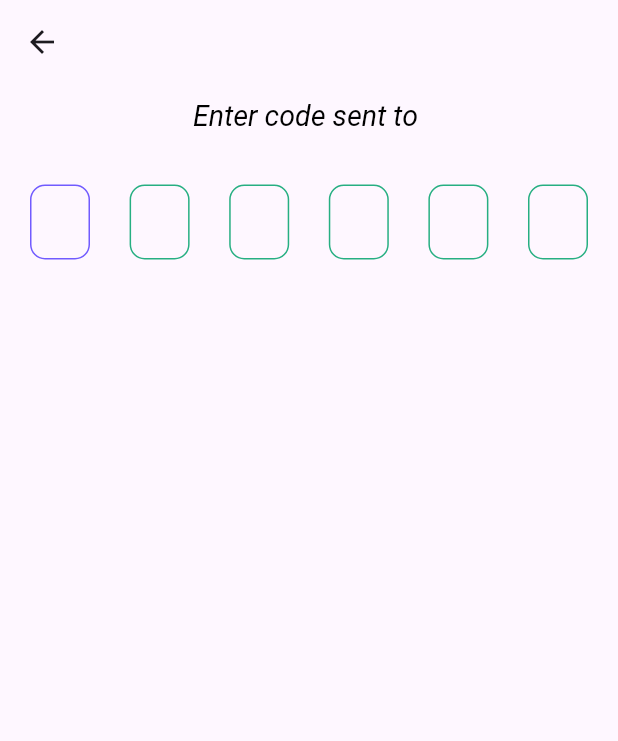
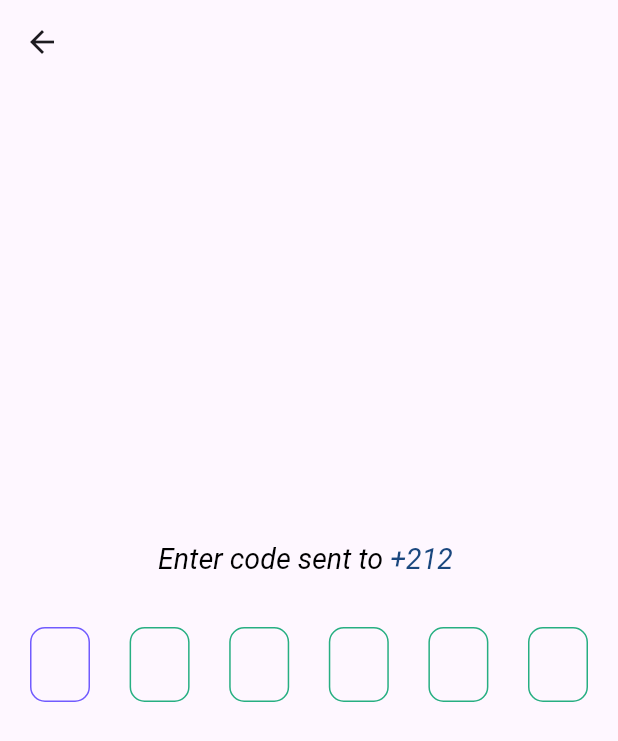
Before and after one commit to souhaibzarai/manipulate_maps, a Flutter app: the OTPScreen screen opened directly with empty values, on a phone screen of 412 x 824 dp. Shown: the top 741 px of the screen. Run offline on Flutter 3.47's test engine with Material 3 defaults, Android fonts, the phone set to English and light mode, and no system bars; drawn by our look-alikes of pin_code_fields; our stand-ins replace firebase_auth, firebase_core, flutter_bloc, transparent_image; accounts and stored records are empty; network calls fail.

Commit message:
finished otp screen logic | need work on maps now

```diff
--- a/lib/app_router.dart
+++ b/lib/app_router.dart
@@ -28,6 +28,7 @@ class AppRouter {
         return MaterialPageRoute(
           builder: (context) => BlocProvider<PhoneAuthCubit>.value(
             value: phoneAuthCubit!,
+            // TODO: back changes
             child: OTPScreen(phoneNumber: phoneNumber!),
           ),
         );
--- a/lib/presentation/screens/otp_screen.dart
+++ b/lib/presentation/screens/otp_screen.dart
@@ -67,14 +67,29 @@ class OTPScreen extends StatelessWidget {
     );
   }
 
+  void verifyOTP(String codeOTP, context) {
+    showProgressIndicator(context);
+    BlocProvider.of<PhoneAuthCubit>(context).submitOTP(codeOTP);
+  }
+
+  String get kPhoneNumber {
+    String phoneNumber = this.phoneNumber;
+    if (phoneNumber.length >= 10 && phoneNumber.startsWith('0')) {
+      phoneNumber = phoneNumber.substring(1);
+    }
+    return phoneNumber;
+  }
+
   @override
   Widget build(BuildContext context) {
     return SafeArea(
       child: Scaffold(
         appBar: AppBar(),
-        body: Container(
+        body: Center(
+          child: Container(
             margin: EdgeInsets.symmetric(horizontal: 20, vertical: 10),
             child: Column(
+              mainAxisAlignment: MainAxisAlignment.center,
               children: [
                 RichText(
                   text: TextSpan(
@@ -86,7 +101,7 @@ class OTPScreen extends StatelessWidget {
                       ),
                       children: [
                         TextSpan(
-                        text: phoneNumber.toString(),
+                          text: '+212 $kPhoneNumber',
                           style: TextStyle(
                             fontSize: 19,
                             fontStyle: FontStyle.italic,
@@ -96,10 +111,13 @@ class OTPScreen extends StatelessWidget {
                       ]),
                 ),
                 SizedBox(height: 35),
-              OTPField(),
-              SizedBox(height: 40),
+                OTPField(
+                  verifyOTP: verifyOTP,
+                ),
+                SizedBox(height: 35),
                 buildPhoneVerificationBloc(),
               ],
+            ),
           ),
         ),
       ),
--- a/lib/presentation/widgets/otp_field.dart
+++ b/lib/presentation/widgets/otp_field.dart
@@ -3,7 +3,9 @@ import '../../constants/colors.dart';
 import 'package:pin_code_fields/pin_code_fields.dart';
 
 class OTPField extends StatelessWidget {
-  const OTPField({super.key});
+  const OTPField({super.key, required this.verifyOTP});
+
+  final void Function(String codeOTP, BuildContext ctx) verifyOTP;
 
   @override
   Widget build(BuildContext context) {
@@ -31,6 +33,8 @@ class OTPField extends StatelessWidget {
       animationDuration: Duration(milliseconds: 300),
       onCompleted: (code) {
         print('Completed | code is> $code');
+        verifyOTP(code, context);
+        print('code sent');
       },
       enableActiveFill: true,
     );
```
Also changed, not shown: lib/presentation/screens/authentication_screen.dart (+8 -22 lines), lib/presentation/screens/map_screen.dart (+45 -3 lines), lib/presentation/widgets/auth_feature_button.dart (added, +34 -0 lines). Lines whose indentation alone changed are shown as unchanged.
